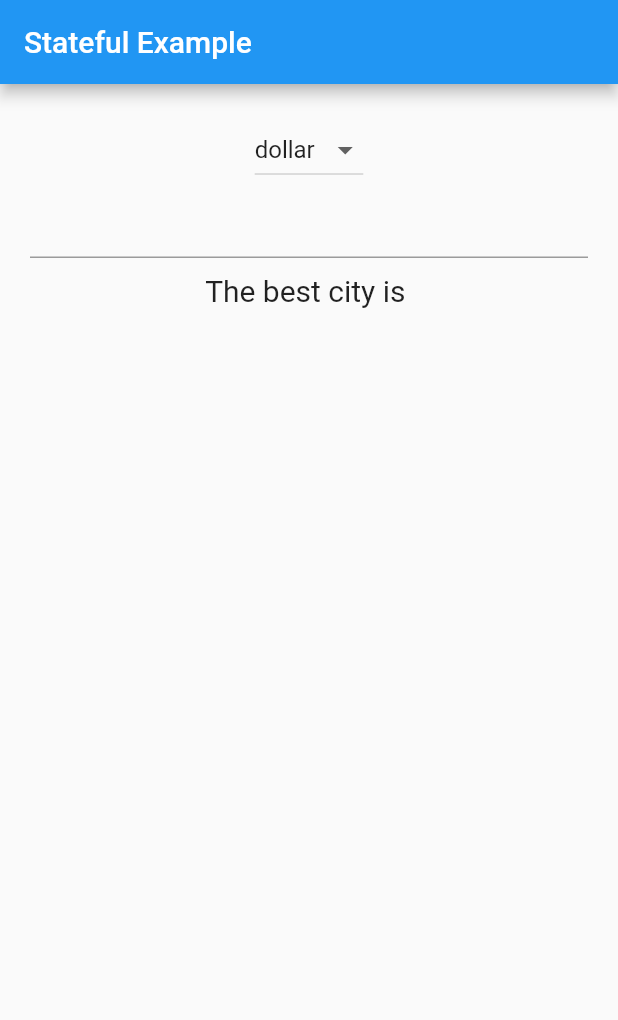
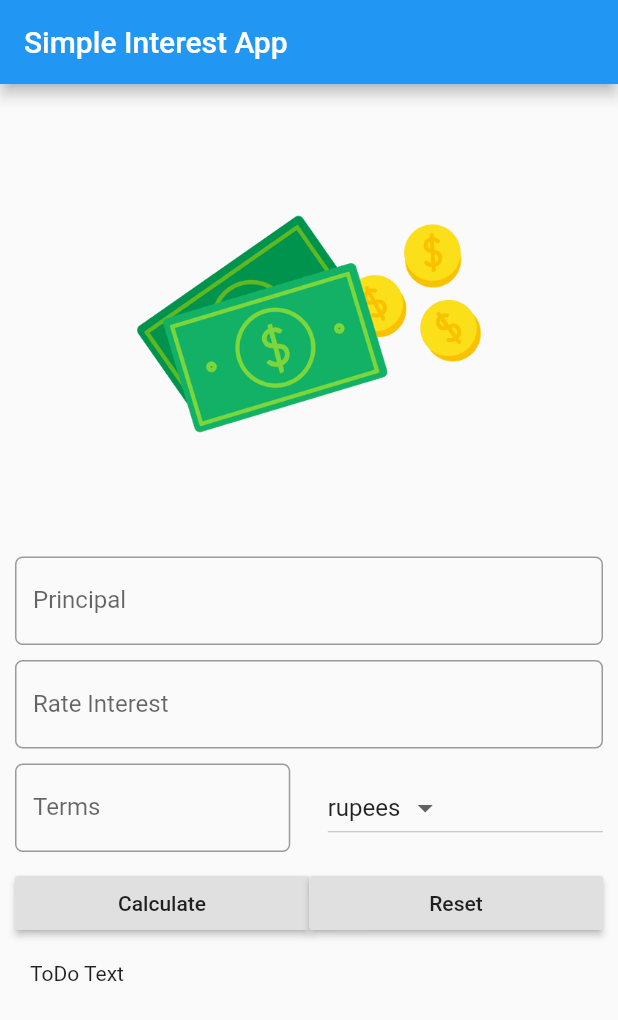
Before and after one commit to DitoHI/learn_flutter, a Flutter app: the screen it shows after launch, on a phone screen of 412 x 824 dp. Shown: the top 1020 px of the screen. Run offline on Flutter 3.47's test engine with Material 2 defaults, Android fonts, the phone set to English and light mode, and no system bars.

Commit message:
overview styling of calculator

```diff
--- a/lib/main.dart
+++ b/lib/main.dart
@@ -1,59 +1,118 @@
-import 'package:flutter/material.dart';
+import "package:flutter/material.dart";
 
 void main() {
   runApp(MaterialApp(
-    title: "Stateful App Example",
-    home: FavoriteCity(),
+    title: "",
+    home: SIForm(),
   ));
 }
 
-class FavoriteCity extends StatefulWidget {
+class SIForm extends StatefulWidget {
   @override
   State<StatefulWidget> createState() {
-    return _FavoriteCityState();
+    return _SIFormState();
   }
 }
 
-class _FavoriteCityState extends State<FavoriteCity> {
-  String nameCity = "";
-  var _currencies = ["rupees", "dollar", "yuan"];
-  String __currentSelected = "dollar";
+class _SIFormState extends State<SIForm> {
+  List<String> _currencies = ["rupees", "dollars", "pounds"];
+  String _currencySelected;
+  final double _minimumPadding = 5.0;
 
   @override
   Widget build(BuildContext context) {
+    this._currencySelected = this._currencies[0];
     return Scaffold(
       appBar: AppBar(
-        title: Text("Stateful Example"),
+        title: Text("Simple Interest App"),
       ),
       body: Container(
-        margin: EdgeInsets.all(20.0),
-        child: Column(
+        padding: EdgeInsets.all(this._minimumPadding * 2),
+        child: ListView(
           children: <Widget>[
-            DropdownButton<String>(
-              items: _currencies.map((currency) {
-                return DropdownMenuItem<String>(
-                  value: currency,
-                  child: Text(currency),
-                );
-              }).toList(),
-              onChanged: (String newValueSelected) {
-                this._onDropdownSelected(newValueSelected);
-              },
-              value: this.__currentSelected,
-            ),
-            TextField(
-              onSubmitted: (String userInput) {
-                setState(() {
-                  this.nameCity = userInput;
-                });
-              },
+            this.getImageAsset(),
+            Padding(
+              padding: EdgeInsets.only(
+                  top: this._minimumPadding, bottom: this._minimumPadding),
+              child: TextField(
+                keyboardType: TextInputType.number,
+                decoration: InputDecoration(
+                  labelText: "Principal",
+                  hintText: "Enter Principal e.g. 12000",
+                  border: OutlineInputBorder(
+                    borderRadius: BorderRadius.circular(this._minimumPadding),
+                  ),
+                ),
+              ),
             ),
             Padding(
-              padding: EdgeInsets.all(10.0),
-              child: Text(
-                "The best city is $nameCity",
-                style: TextStyle(fontSize: 20.0),
+              padding: EdgeInsets.only(
+                  top: this._minimumPadding, bottom: this._minimumPadding),
+              child: TextField(
+                keyboardType: TextInputType.number,
+                decoration: InputDecoration(
+                  labelText: "Rate Interest",
+                  hintText: "In percent",
+                  border: OutlineInputBorder(
+                    borderRadius: BorderRadius.circular(this._minimumPadding),
+                  ),
+                ),
               ),
+            ),
+            Padding(
+              padding: EdgeInsets.only(
+                  top: this._minimumPadding, bottom: this._minimumPadding),
+              child: Row(
+                children: <Widget>[
+                  Expanded(
+                    child: TextField(
+                      keyboardType: TextInputType.number,
+                      decoration: InputDecoration(
+                        labelText: "Terms",
+                        hintText: "In year",
+                        border: OutlineInputBorder(
+                          borderRadius:
+                              BorderRadius.circular(this._minimumPadding),
+                        ),
+                      ),
+                    ),
+                  ),
+                  Container(
+                    width: this._minimumPadding * 5,
+                  ),
+                  Expanded(
+                      child: DropdownButton<String>(
+                    items: this._currencies.map((currency) {
+                      return DropdownMenuItem<String>(
+                        child: Text(currency),
+                        value: currency,
+                      );
+                    }).toList(),
+                    onChanged: (String onValueChanged) {},
+                    value: this._currencySelected,
+                  ))
+                ],
+              ),
+            ),
+            Padding(
+              padding: EdgeInsets.only(
+                  top: this._minimumPadding, bottom: this._minimumPadding),
+              child: Row(
+                children: <Widget>[
+                  Expanded(
+                    child: RaisedButton(
+                        child: Text("Calculate"), onPressed: () {}),
+                  ),
+                  Expanded(
+                    child: RaisedButton(
+                        child: Text("Reset"), onPressed: () {}),
+                  ),
+                ],
+              ),
+            ),
+            Padding(
+              padding: EdgeInsets.all(this._minimumPadding * 2),
+              child: Text("ToDo Text"),
             )
           ],
         ),
@@ -61,9 +120,16 @@ class _FavoriteCityState extends State<FavoriteCity> {
     );
   }
 
-  void _onDropdownSelected(String valueSelected) {
-    setState(() {
-      this.__currentSelected = valueSelected;
-    });
+  Widget getImageAsset() {
+    AssetImage assetImage = AssetImage('images/currency-icon.png');
+    Image image = Image(
+      image: assetImage,
+      height: 250.0,
+    );
+
+    return Container(
+      child: image,
+      padding: EdgeInsets.all(this._minimumPadding * 5),
+    );
   }
 }
--- a/pubspec.yaml
+++ b/pubspec.yaml
@@ -41,9 +41,9 @@ flutter:
   uses-material-design: true
 
   # To add assets to your application, add an assets section, like this:
-  # assets:
-  #  - images/a_dot_burr.jpeg
-  #  - images/a_dot_ham.jpeg
+  assets:
+   - images/currency-icon.png
+#   - images/a_dot_ham.jpeg
 
   # An image asset can refer to one or more resolution-specific "variants", see
   # https://flutter.dev/assets-and-images/#resolution-aware.
```
Also changed, not shown: images/currency-icon.png (added).
